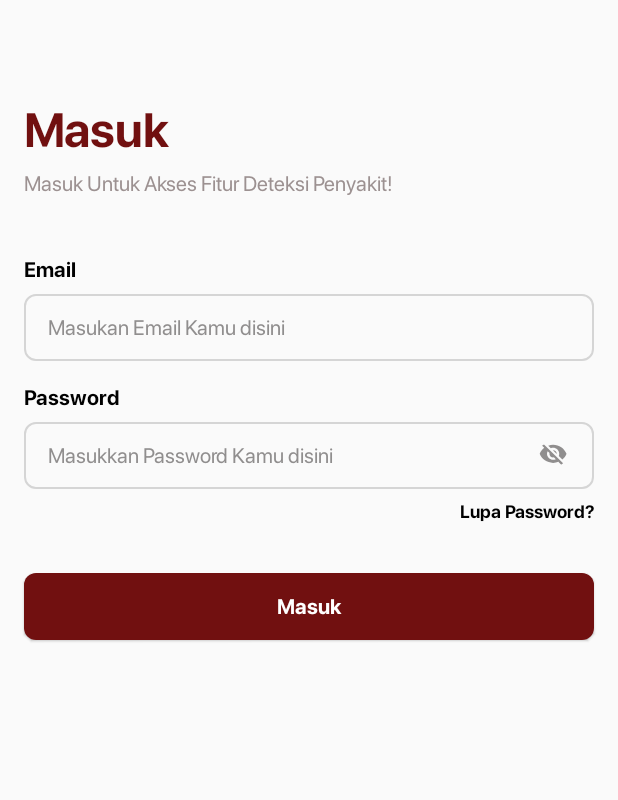
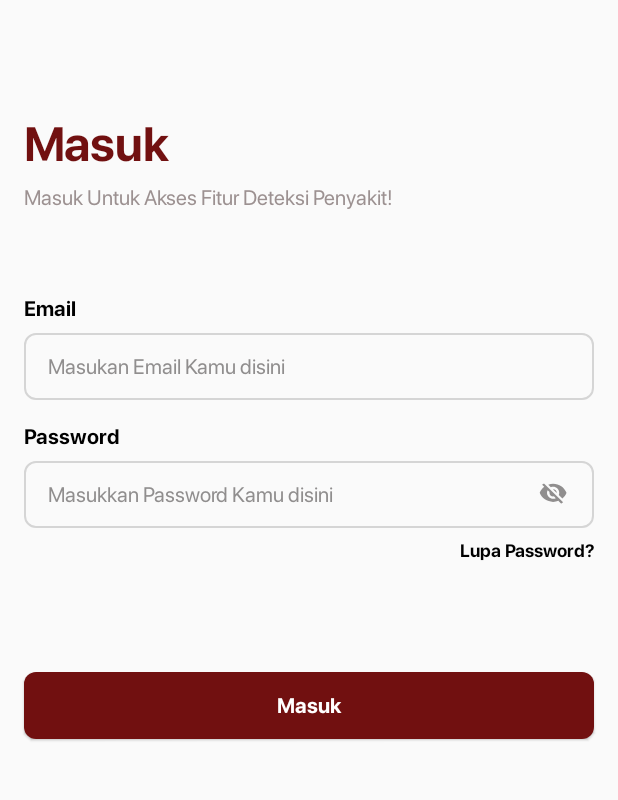
Before and after one commit to HighOverseer/KamekApp, an Android app built with Jetpack Compose: the screen it shows after launch (MainActivity), on a phone screen of 412 x 824 dp, the part 165-965 px from its top. Run offline under Robolectric (Android 15) with nearby library versions, the phone set to English and light mode, and no system bars; our stand-ins replace Dagger/Hilt's generated code; Roboto replaces fonts that are not available here.

```diff
--- a/app/src/main/java/com/neotelemetrixgdscunand/kamekapp/presentation/ui/auth/LoginScreen.kt
+++ b/app/src/main/java/com/neotelemetrixgdscunand/kamekapp/presentation/ui/auth/LoginScreen.kt
@@ -6,12 +6,13 @@ import androidx.compose.foundation.interaction.MutableInteractionSource
 import androidx.compose.foundation.interaction.collectIsFocusedAsState
 import androidx.compose.foundation.layout.Column
 import androidx.compose.foundation.layout.Spacer
-import androidx.compose.foundation.layout.fillMaxHeight
 import androidx.compose.foundation.layout.fillMaxSize
 import androidx.compose.foundation.layout.fillMaxWidth
 import androidx.compose.foundation.layout.height
 import androidx.compose.foundation.layout.padding
+import androidx.compose.foundation.rememberScrollState
 import androidx.compose.foundation.shape.RoundedCornerShape
+import androidx.compose.foundation.verticalScroll
 import androidx.compose.material3.Icon
 import androidx.compose.material3.MaterialTheme
 import androidx.compose.material3.Text
@@ -25,6 +26,7 @@ import androidx.compose.ui.Modifier
 import androidx.compose.ui.draw.clip
 import androidx.compose.ui.graphics.Color
 import androidx.compose.ui.graphics.vector.ImageVector
+import androidx.compose.ui.platform.LocalConfiguration
 import androidx.compose.ui.res.stringResource
 import androidx.compose.ui.res.vectorResource
 import androidx.compose.ui.text.font.FontWeight
@@ -94,29 +96,32 @@ fun LoginContent(
     passwordInteractionSource: MutableInteractionSource = MutableInteractionSource(),
     navigateToTopLevelPage: () -> Unit = {}
 ) {
-    val topMarginToContentRatio = 0.0838f
-    val headlineToLogoMarginRatio = 0.0805f
-    val formToHeadlineMarginRatio = 0.0697f
-    val buttonToFormMarginRatio = 0.0872f
+    val configuration = LocalConfiguration.current
+    val topMarginToContentDp = (configuration.screenHeightDp * 0.0838f).dp
+    val headlineToLogoMarginDp = (configuration.screenHeightDp * 0.0805f).dp
+    val formToHeadlineMarginDp = (configuration.screenHeightDp * 0.0697f).dp
+    val buttonToFormMarginDp = (configuration.screenHeightDp * 0.0872f).dp
 
     val isUsernameTextFieldFocused by usernameInteractionSource.collectIsFocusedAsState()
     val isPasswordTextFieldFocused by passwordInteractionSource.collectIsFocusedAsState()
 
+    val scrollState = rememberScrollState()
     Column(
         modifier = modifier
-            .fillMaxSize(),
+            .fillMaxSize()
+            .verticalScroll(scrollState),
     ) {
 
         Spacer(
             modifier = Modifier
-                .fillMaxHeight(topMarginToContentRatio)
+                .height(topMarginToContentDp)
         )
 
         SmallLogoHeadline()
 
         Spacer(
             modifier = Modifier
-                .fillMaxHeight(headlineToLogoMarginRatio)
+                .height(headlineToLogoMarginDp)
         )
 
         AuthHeaderSection(
@@ -127,7 +132,7 @@ fun LoginContent(
 
         Spacer(
             modifier = Modifier
-                .fillMaxHeight(formToHeadlineMarginRatio)
+                .height(formToHeadlineMarginDp)
         )
 
         Column(
@@ -188,7 +193,7 @@ fun LoginContent(
             )
 
             Spacer(
-                modifier = Modifier.fillMaxHeight(buttonToFormMarginRatio)
+                modifier = Modifier.height(buttonToFormMarginDp)
             )
 
             PrimaryButton(
@@ -197,6 +202,8 @@ fun LoginContent(
                 text = stringResource(R.string.masuk),
                 onClick = navigateToTopLevelPage
             )
+
+            Spacer(Modifier.height(32.dp))
 
         }
 
--- a/app/src/main/java/com/neotelemetrixgdscunand/kamekapp/presentation/ui/auth/RegisterScreen.kt
+++ b/app/src/main/java/com/neotelemetrixgdscunand/kamekapp/presentation/ui/auth/RegisterScreen.kt
@@ -11,6 +11,8 @@ import androidx.compose.foundation.layout.fillMaxSize
 import androidx.compose.foundation.layout.fillMaxWidth
 import androidx.compose.foundation.layout.height
 import androidx.compose.foundation.layout.padding
+import androidx.compose.foundation.rememberScrollState
+import androidx.compose.foundation.verticalScroll
 import androidx.compose.material3.Icon
 import androidx.compose.material3.MaterialTheme
 import androidx.compose.material3.Text
@@ -115,9 +117,11 @@ fun RegisterContent(
     val isPasswordTextFieldFocused by passwordInteractionSource.collectIsFocusedAsState()
     val isConfirmationPasswordTextFieldFocused by confirmationPasswordInteractionSource.collectIsFocusedAsState()
 
+    val scrollState = rememberScrollState()
     Column(
         modifier = modifier
-            .fillMaxSize(),
+            .fillMaxSize()
+            .verticalScroll(scrollState),
     ) {
 
         Spacer(
--- a/app/src/main/java/com/neotelemetrixgdscunand/kamekapp/presentation/ui/takephoto/TakePhotoScreen.kt
+++ b/app/src/main/java/com/neotelemetrixgdscunand/kamekapp/presentation/ui/takephoto/TakePhotoScreen.kt
@@ -133,7 +133,7 @@ fun TakePhotoContent(
                     .wrapContentHeight(),
                 captureImage = {
                     cameraState.captureImage(
-                        context
+                        context.applicationContext
                     )
                 },
                 pickImageFromGallery = {
--- a/app/src/main/java/com/neotelemetrixgdscunand/kamekapp/presentation/ui/toplevel/component/home/PriceInfoSection.kt
+++ b/app/src/main/java/com/neotelemetrixgdscunand/kamekapp/presentation/ui/toplevel/component/home/PriceInfoSection.kt
@@ -33,8 +33,6 @@ import com.neotelemetrixgdscunand.kamekapp.presentation.theme.Maroon55
 fun PriceInfoSection(modifier: Modifier = Modifier) {
     val cardModifier = remember {
         modifier
-            .fillMaxWidth()
-            .padding(top = 16.dp, bottom = 32.dp, start = 16.dp, end = 16.dp)
             .background(color = Color.White, shape = RoundedCornerShape(4.dp))
             .padding(vertical = 8.dp, horizontal = 16.dp)
     }
@@ -105,6 +103,8 @@ fun PriceInfoSection(modifier: Modifier = Modifier) {
 @Composable
 private fun PriceInfoSectionPreview() {
     KamekAppTheme {
-        PriceInfoSection()
+        PriceInfoSection(
+            modifier = Modifier.fillMaxWidth()
+        )
     }
 }
--- a/app/src/main/java/com/neotelemetrixgdscunand/kamekapp/presentation/ui/toplevel/component/home/SectionHeadline.kt
+++ b/app/src/main/java/com/neotelemetrixgdscunand/kamekapp/presentation/ui/toplevel/component/home/SectionHeadline.kt
@@ -3,6 +3,7 @@ package com.neotelemetrixgdscunand.kamekapp.presentation.ui.toplevel.component.h
 import androidx.compose.foundation.Image
 import androidx.compose.foundation.layout.Row
 import androidx.compose.foundation.layout.Spacer
+import androidx.compose.foundation.layout.padding
 import androidx.compose.foundation.layout.width
 import androidx.compose.material3.MaterialTheme
 import androidx.compose.material3.Text
@@ -55,7 +56,9 @@ fun SectionHeadline(
 @Composable
 private fun SectionHeadlinePreview() {
     KamekAppTheme {
-        SectionHeadline()
+        SectionHeadline(
+            Modifier.padding(horizontal = 16.dp)
+        )
     }
 
 }
--- a/app/src/main/java/com/neotelemetrixgdscunand/kamekapp/presentation/ui/toplevel/component/home/WeeklyNews.kt
+++ b/app/src/main/java/com/neotelemetrixgdscunand/kamekapp/presentation/ui/toplevel/component/home/WeeklyNews.kt
@@ -43,7 +43,6 @@ fun WeeklyNews(
 ) {
     val cardModifier = remember {
         modifier
-            .fillMaxWidth()
             .height(110.dp)
             .background(color = Color.White, shape = RoundedCornerShape(8.dp))
             .padding(12.dp)
```
Also changed, not shown: app/src/main/java/com/neotelemetrixgdscunand/kamekapp/presentation/ui/toplevel/component/home/ExplorationSection.kt (+13 -5 lines), app/src/main/java/com/neotelemetrixgdscunand/kamekapp/presentation/ui/toplevel/component/home/HomeDiagnosisHistory.kt (+31 -3 lines), app/src/main/java/com/neotelemetrixgdscunand/kamekapp/presentation/ui/toplevel/component/home/HomeHeaderSection.kt (+24 -17 lines), app/src/main/java/com/neotelemetrixgdscunand/kamekapp/presentation/ui/toplevel/screen/HomeScreen.kt (+61 -46 lines).
